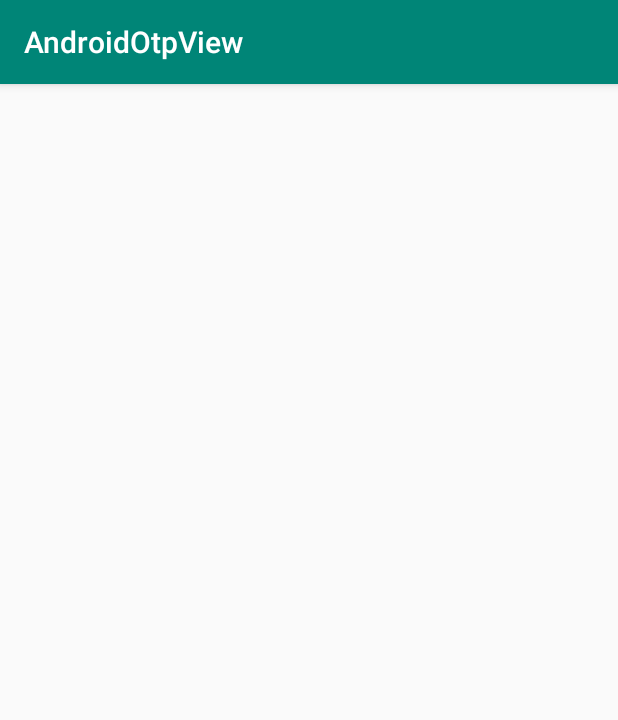
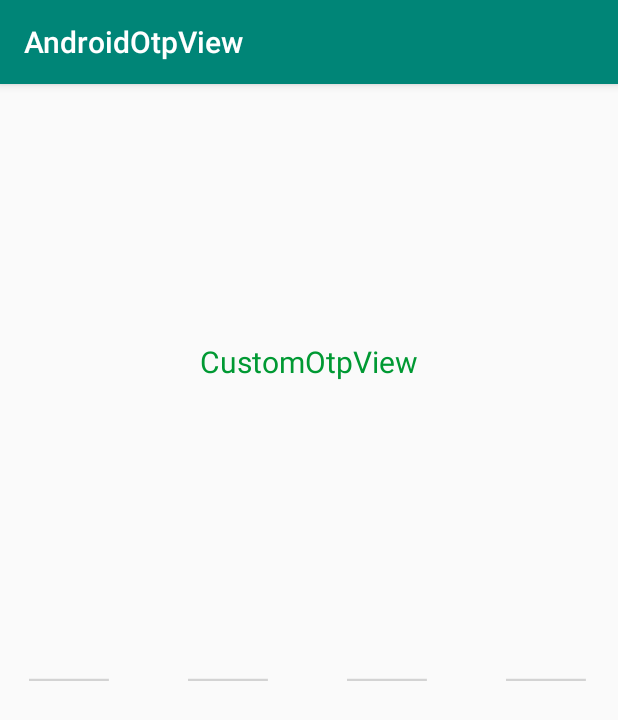
Before and after one commit to poonam-parth-zz/AndroidOtpView, an Android app: the screen it shows after launch (MainActivity), on a phone screen of 412 x 824 dp. Shown: the top 720 px of the screen. Run offline under Robolectric (Android 15) with nearby library versions, the phone set to English and light mode, and no system bars; plain views replace OtpView.

```diff
--- a/app/src/main/java/com/poonam/MainActivity.kt
+++ b/app/src/main/java/com/poonam/MainActivity.kt
@@ -13,6 +13,7 @@ class MainActivity : AppCompatActivity() {
     override fun onCreate(savedInstanceState: Bundle?) {
         super.onCreate(savedInstanceState)
         setContentView(R.layout.activity_main)
+
 
 //        otpView.addTextChangedListener(object : TextWatcher {
 //            override fun afterTextChanged(s: Editable?) {
--- a/app/src/main/res/layout/activity_main.xml
+++ b/app/src/main/res/layout/activity_main.xml
@@ -6,37 +6,39 @@
         android:layout_width="match_parent"
         android:layout_height="match_parent">
 
-    <!--<TextView android:layout_width="wrap_content"-->
-              <!--android:layout_height="wrap_content"-->
-              <!--app:layout_constraintBottom_toTopOf="@id/otpView"-->
-              <!--app:layout_constraintTop_toTopOf="parent"-->
-              <!--app:layout_constraintEnd_toEndOf="parent"-->
-              <!--app:layout_constraintStart_toStartOf="parent"-->
-              <!--android:text="CustomOtpView"-->
-              <!--android:textColor="@color/end_color_otp"-->
-              <!--android:textSize="20sp"-->
-    <!--/>-->
+    <TextView android:layout_width="wrap_content"
+              android:layout_height="wrap_content"
+              app:layout_constraintBottom_toTopOf="@id/otpView"
+              app:layout_constraintTop_toTopOf="parent"
+              app:layout_constraintEnd_toEndOf="parent"
+              app:layout_constraintStart_toStartOf="parent"
+              android:text="CustomOtpView"
+              android:textColor="@color/end_color_otp"
+              android:textSize="20sp"
+    />
 
-    <!--<com.poonam.androidotpview.OtpView-->
-            <!--android:id="@+id/otpView"-->
-            <!--android:layout_width="wrap_content"-->
-            <!--android:layout_height="wrap_content"-->
-            <!--app:layout_constraintBottom_toBottomOf="parent"-->
-            <!--app:layout_constraintTop_toTopOf="parent"-->
-            <!--app:layout_constraintEnd_toEndOf="parent"-->
-            <!--custom:lineEndColor="@color/start_color_otp"-->
-            <!--custom:lineStartColor="@color/end_color_otp"-->
-            <!--custom:dashColor="@color/end_color_otp"-->
-            <!--custom:showDash="false"-->
-            <!--android:focusable="true"-->
-            <!--app:lineCount="6"-->
-            <!--android:inputType="number"-->
-            <!--android:digits="1234567890"-->
-            <!--android:textColor="@color/black"-->
-            <!--android:focusableInTouchMode="true"-->
-            <!--app:layout_constraintStart_toStartOf="parent"-->
-            <!--app:layout_constraintHorizontal_bias="0.5"-->
-    <!--/>-->
+    <com.poonam.androidotpview2.OtpView
+            android:id="@+id/otpView"
+            android:layout_width="wrap_content"
+            android:layout_height="wrap_content"
+            app:layout_constraintBottom_toBottomOf="parent"
+            app:layout_constraintTop_toTopOf="parent"
+            app:layout_constraintEnd_toEndOf="parent"
+            custom:lineEndColor="@color/start_color_otp"
+            custom:lineStartColor="@color/end_color_otp"
+            custom:dashColor="@color/end_color_otp"
+            custom:showDash="false"
+            android:focusable="true"
+            app:lineCount="6"
+            android:inputType="number"
+            android:digits="1234567890"
+            android:textColor="@color/black"
+            android:focusableInTouchMode="true"
+            app:layout_constraintStart_toStartOf="parent"
+            app:layout_constraintHorizontal_bias="0.5"
+    />
+
+
 
 
 
--- a/build.gradle
+++ b/build.gradle
@@ -1,6 +1,9 @@
-// Top-level build file where you can add configuration options common to all sub-projects/modules.
+ext {
+    var = '0.0.1'
+}// Top-level build file where you can add configuration options common to all sub-projects/modules.
 
 buildscript {
+    ext.kotlin_version = '1.3.31'
     ext.kotlin_version = '1.3.21'
     repositories {
         google()
```
Also changed, not shown: androidotpview2/build.gradle (+9 -2 lines), app/build.gradle (+5 -2 lines).
